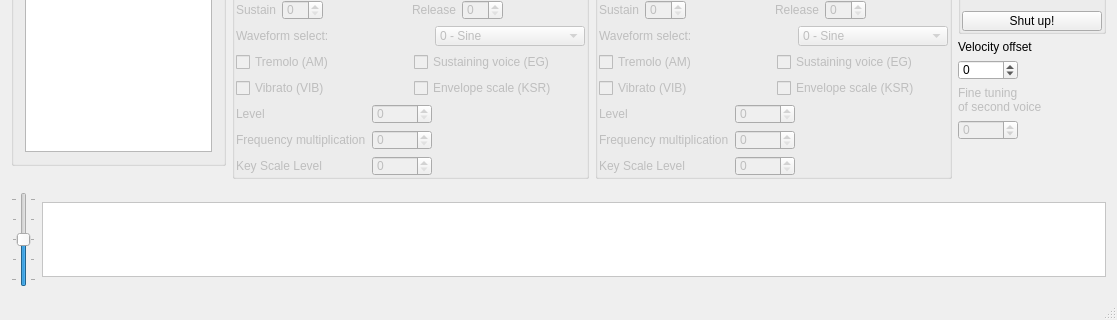
The window that src/bank_editor.ui (Wohlstand/OPL3BankEditor) describes before a commit, drawn with Qt 5; both pictures show x 0 to 1117 and y 485 to 805 of the 1117 by 805 pixel window.
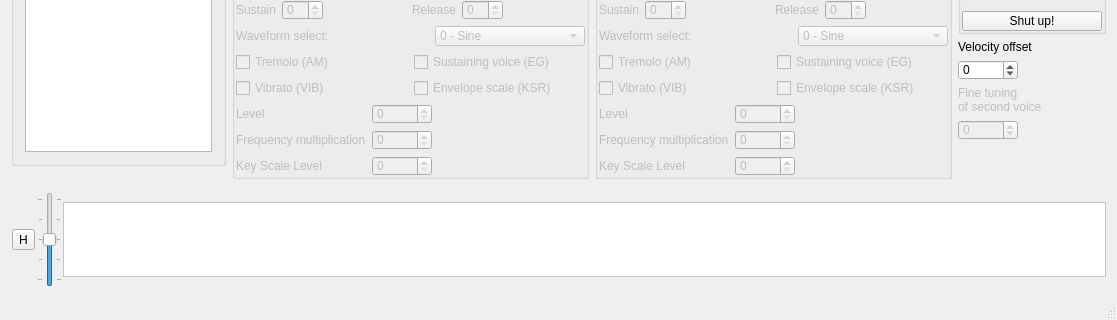
The same window after the commit. Icons and pictures are not drawn. Custom widgets are drawn as their Qt base class.

Commit message: midi: controller #64 hold pedal

```diff
--- a/src/bank_editor.ui
+++ b/src/bank_editor.ui
@@ -27,7 +27,7 @@
     <normaloff>:/icons/opl3_16.png</normaloff>:/icons/opl3_16.png</iconset>
   </property>
   <widget class="QWidget" name="centralwidget">
-   <layout class="QVBoxLayout" name="verticalLayout_14">
+   <layout class="QVBoxLayout" name="verticalLayout_15">
     <item>
      <widget class="QFrame" name="frame_4">
       <property name="sizePolicy">
@@ -3242,7 +3242,109 @@
      </widget>
     </item>
     <item>
-     <layout class="QHBoxLayout" name="horizontalLayout_18">
+     <layout class="QHBoxLayout" name="horizontalLayout_20">
+      <property name="spacing">
+       <number>1</number>
+      </property>
+      <item>
+       <widget class="QFrame" name="frame_5">
+        <property name="sizePolicy">
+         <sizepolicy hsizetype="Maximum" vsizetype="Preferred">
+          <horstretch>0</horstretch>
+          <verstretch>0</verstretch>
+         </sizepolicy>
+        </property>
+        <layout class="QVBoxLayout" name="verticalLayout_14">
+         <property name="spacing">
+          <number>1</number>
+         </property>
+         <property name="leftMargin">
+          <number>0</number>
+         </property>
+         <property name="topMargin">
+          <number>0</number>
+         </property>
+         <property name="rightMargin">
+          <number>0</number>
+         </property>
+         <property name="bottomMargin">
+          <number>0</number>
+         </property>
+         <item>
+          <spacer name="verticalSpacer_4">
+           <property name="orientation">
+            <enum>Qt::Vertical</enum>
+           </property>
+           <property name="sizeHint" stdset="0">
+            <size>
+             <width>20</width>
+             <height>10</height>
+            </size>
+           </property>
+          </spacer>
+         </item>
+         <item>
+          <layout class="QHBoxLayout" name="horizontalLayout_18">
+           <property name="spacing">
+            <number>1</number>
+           </property>
+           <item>
+            <spacer name="horizontalSpacer_12">
+             <property name="orientation">
+              <enum>Qt::Horizontal</enum>
+             </property>
+             <property name="sizeHint" stdset="0">
+              <size>
+               <width>1</width>
+               <height>20</height>
+              </size>
+             </property>
+            </spacer>
+           </item>
+           <item>
+            <widget class="QToolButton" name="holdButton">
+             <property name="toolTip">
+              <string>Hold</string>
+             </property>
+             <property name="text">
+              <string>H</string>
+             </property>
+             <property name="checkable">
+              <bool>true</bool>
+             </property>
+            </widget>
+           </item>
+           <item>
+            <spacer name="horizontalSpacer_13">
+             <property name="orientation">
+              <enum>Qt::Horizontal</enum>
+             </property>
+             <property name="sizeHint" stdset="0">
+              <size>
+               <width>1</width>
+               <height>20</height>
+              </size>
+             </property>
+            </spacer>
+           </item>
+          </layout>
+         </item>
+         <item>
+          <spacer name="verticalSpacer_3">
+           <property name="orientation">
+            <enum>Qt::Vertical</enum>
+           </property>
+           <property name="sizeHint" stdset="0">
+            <size>
+             <width>20</width>
+             <height>10</height>
+            </size>
+           </property>
+          </spacer>
+         </item>
+        </layout>
+       </widget>
+      </item>
       <item>
        <widget class="QSlider" name="pitchBendSlider">
         <property name="focusPolicy">
@@ -3268,7 +3370,7 @@
       <item>
        <widget class="Piano" name="piano">
         <property name="sizePolicy">
-         <sizepolicy hsizetype="Preferred" vsizetype="Fixed">
+         <sizepolicy hsizetype="MinimumExpanding" vsizetype="Fixed">
           <horstretch>0</horstretch>
           <verstretch>0</verstretch>
          </sizepolicy>
```
The commit also changes 6 other files.
